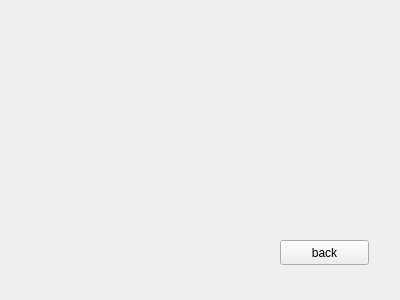
Qt form Workspace/qt_ros_ws/catkin_demo01_ws/src/demo01_Dir_Control/src/demo01_config_serial.ui (yin-roc/Ubuntu20.04) before a commit.
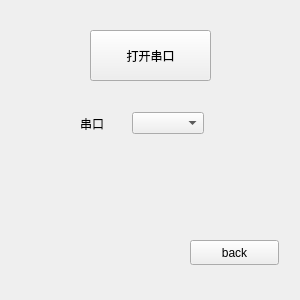
The same form after that commit.

Commit message: qt串口调试助手1

Diff of the .ui file:
```diff
--- a/Workspace/qt_ros_ws/catkin_demo01_ws/src/demo01_Dir_Control/src/demo01_config_serial.ui
+++ b/Workspace/qt_ros_ws/catkin_demo01_ws/src/demo01_Dir_Control/src/demo01_config_serial.ui
@@ -6,7 +6,7 @@
    <rect>
     <x>0</x>
     <y>0</y>
-    <width>400</width>
+    <width>300</width>
     <height>300</height>
    </rect>
   </property>
@@ -16,7 +16,7 @@
   <widget class="QPushButton" name="pushButton">
    <property name="geometry">
     <rect>
-     <x>280</x>
+     <x>190</x>
      <y>240</y>
      <width>89</width>
      <height>25</height>
@@ -26,6 +26,41 @@
     <string>back</string>
    </property>
   </widget>
+  <widget class="QPushButton" name="open_serial_pushButton">
+   <property name="geometry">
+    <rect>
+     <x>90</x>
+     <y>30</y>
+     <width>121</width>
+     <height>51</height>
+    </rect>
+   </property>
+   <property name="text">
+    <string>打开串口</string>
+   </property>
+  </widget>
+  <widget class="QWidget" name="">
+   <property name="geometry">
+    <rect>
+     <x>80</x>
+     <y>110</y>
+     <width>124</width>
+     <height>27</height>
+    </rect>
+   </property>
+   <layout class="QHBoxLayout" name="horizontalLayout">
+    <item>
+     <widget class="QLabel" name="label">
+      <property name="text">
+       <string>串口</string>
+      </property>
+     </widget>
+    </item>
+    <item>
+     <widget class="QComboBox" name="comboBox"/>
+    </item>
+   </layout>
+  </widget>
  </widget>
  <resources/>
  <connections/>
```
The commit also changes 623 other files.
